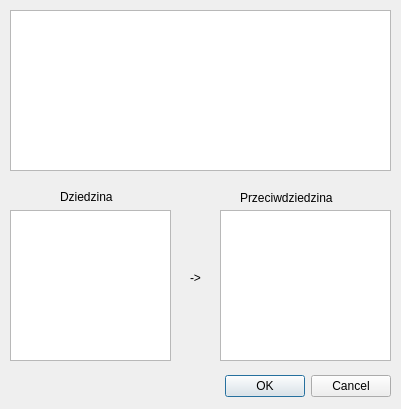
orlinskj/transducer-plot, file src/functiondialog.ui: the form before one commit.
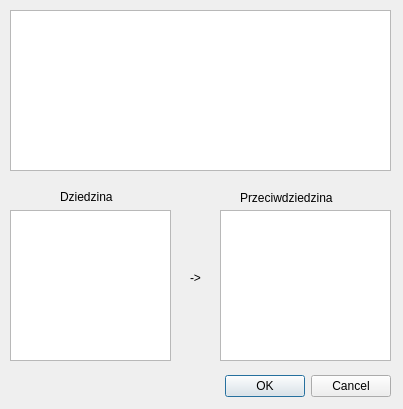
The form after the commit.

The edit to the form file:
```diff
--- a/src/functiondialog.ui
+++ b/src/functiondialog.ui
@@ -6,7 +6,7 @@
    <rect>
     <x>0</x>
     <y>0</y>
-    <width>401</width>
+    <width>403</width>
     <height>409</height>
    </rect>
   </property>
```
Left out of the diff: 2 changed lines with no effect on the pictures.
